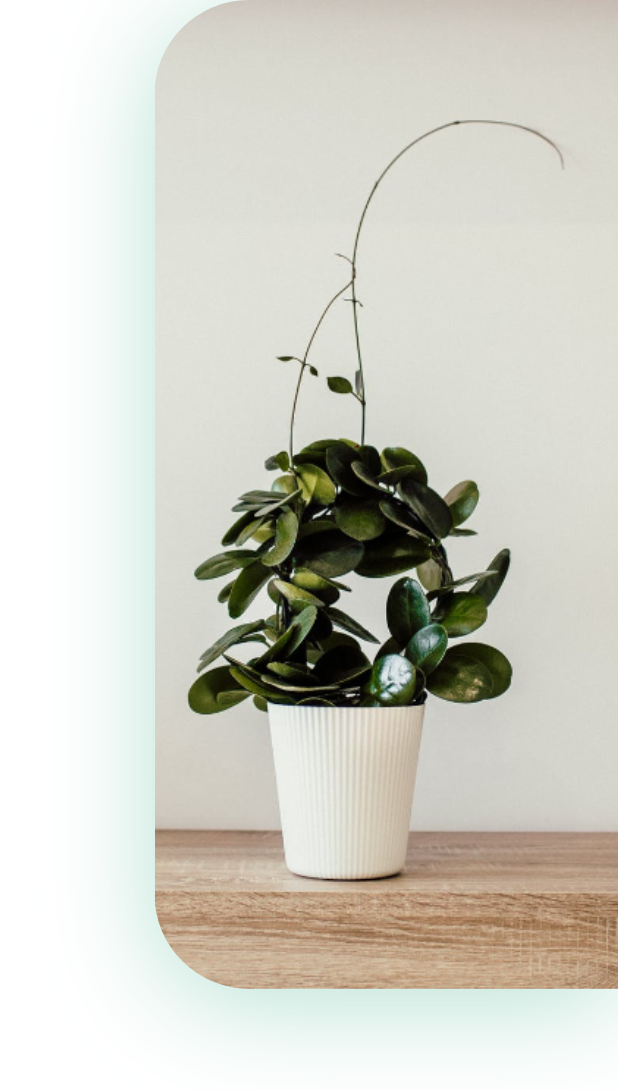
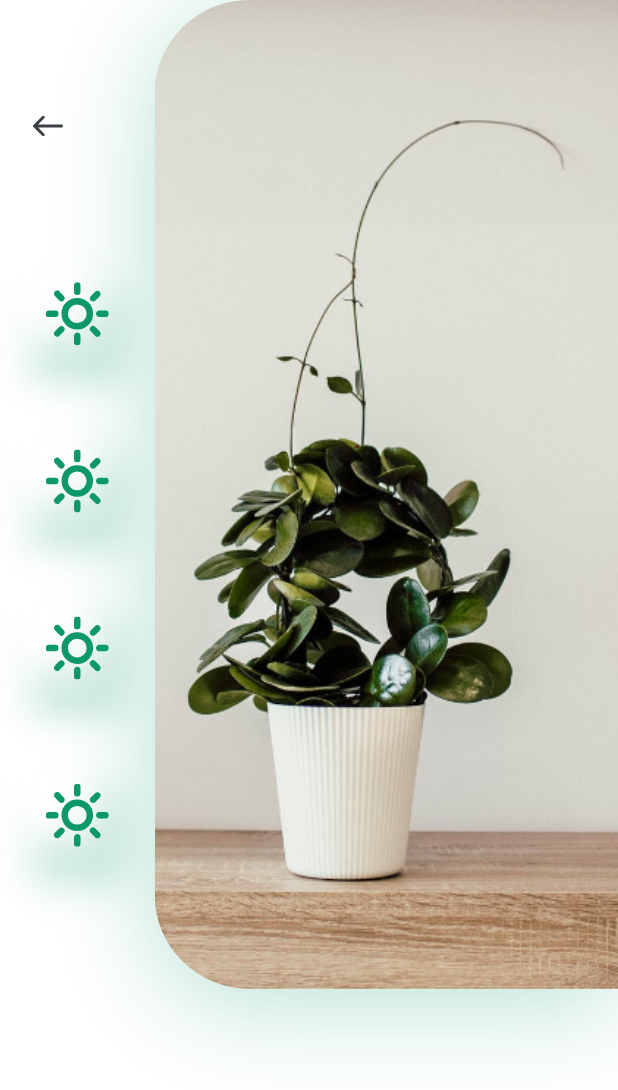
Before and after one commit to shreyansh-jain/plant_app, a Flutter app: the DetailsScreen screen opened directly, on a phone screen of 412 x 824 dp. Shown: the top 1090 px of the screen. Run offline on Flutter 3.47's test engine with Material 2 defaults, Android fonts, the phone set to English and light mode, and no system bars; our stand-ins replace flutter_svg.

Commit message:
Added Icon card

```diff
--- a/lib/screens/details/components/body.dart
+++ b/lib/screens/details/components/body.dart
@@ -1,4 +1,5 @@
 import 'package:flutter/material.dart';
+import 'package:flutter_svg/flutter_svg.dart';
 import 'package:plant_app/constants.dart';
 
 class Body extends StatelessWidget {
@@ -8,10 +9,37 @@ class Body extends StatelessWidget {
 
     return Column(
       children: <Widget>[
-        Row(
+        SizedBox(
+          height: size.height * 0.8,
+          child: Row(
             children: <Widget>[
               Expanded(
-              child: Column(),
+                child: Padding(
+                  padding:
+                      const EdgeInsets.symmetric(vertical: kDefaultPadding * 3),
+                  child: Column(
+                    children: <Widget>[
+                      Align(
+                        alignment: Alignment.topLeft,
+                        child: IconButton(
+                          padding:
+                              EdgeInsets.symmetric(horizontal: kDefaultPadding),
+                          icon: SvgPicture.asset("assets/icons/back_arrow.svg"),
+                          onPressed: () => {},
+                        ),
+                      ),
+                      Spacer(),
+                      Column(
+                        children: <Widget>[
+                          IconCard(image: "assets/icons/sun.svg"),
+                          IconCard(image: "assets/icons/sun.svg"),
+                          IconCard(image: "assets/icons/sun.svg"),
+                          IconCard(image: "assets/icons/sun.svg"),
+                        ],
+                      )
+                    ],
+                  ),
+                ),
               ),
               Container(
                 height: size.height * 0.8,
@@ -32,8 +60,41 @@ class Body extends StatelessWidget {
                         image: AssetImage("assets/images/img.png"))),
               )
             ],
+          ),
         )
       ],
     );
   }
 }
+
+class IconCard extends StatelessWidget {
+  const IconCard({
+    Key key,
+    this.image,
+  }) : super(key: key);
+
+  final String image;
+
+  @override
+  Widget build(BuildContext context) {
+    Size size = MediaQuery.of(context).size;
+
+    return Container(
+        margin: EdgeInsets.symmetric(vertical: size.height * 0.03),
+        padding: EdgeInsets.all(kDefaultPadding / 2),
+        height: 62,
+        width: 62,
+        decoration: BoxDecoration(
+            color: kBackgroundColor,
+            borderRadius: BorderRadius.circular(6),
+            boxShadow: [
+              BoxShadow(
+                  offset: Offset(0, 15),
+                  blurRadius: 22,
+                  color: kPrimaryColor.withOpacity(0.22)),
+              BoxShadow(
+                  offset: Offset(-15, -15), blurRadius: 20, color: Colors.white)
+            ]),
+        child: SvgPicture.asset(image));
+  }
+}
```
Lines whose indentation alone changed are shown as unchanged.
